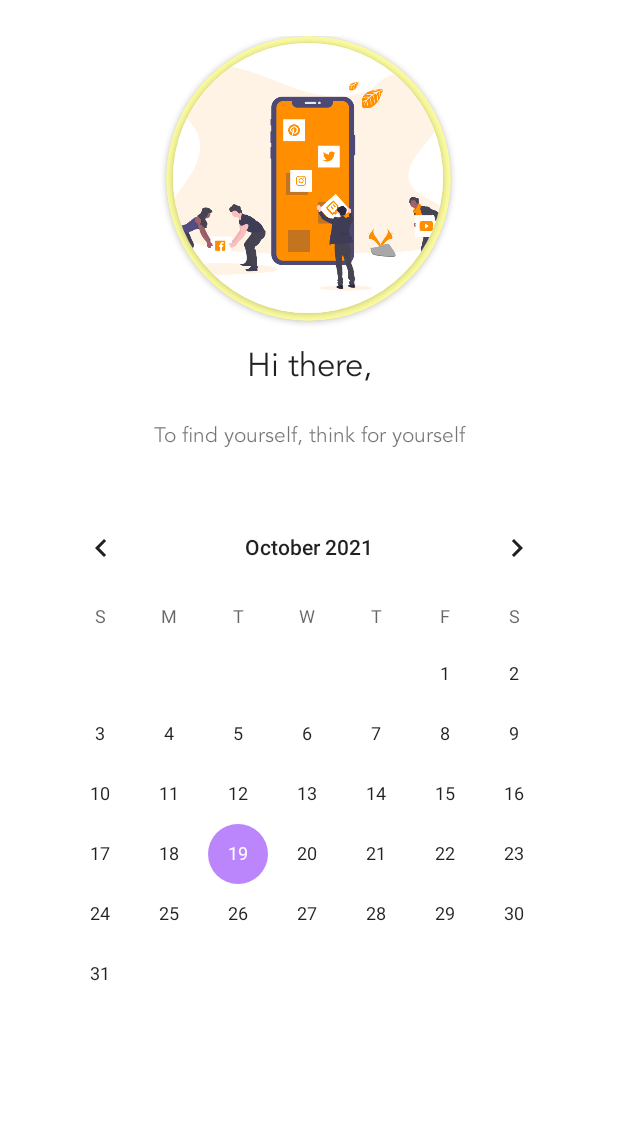
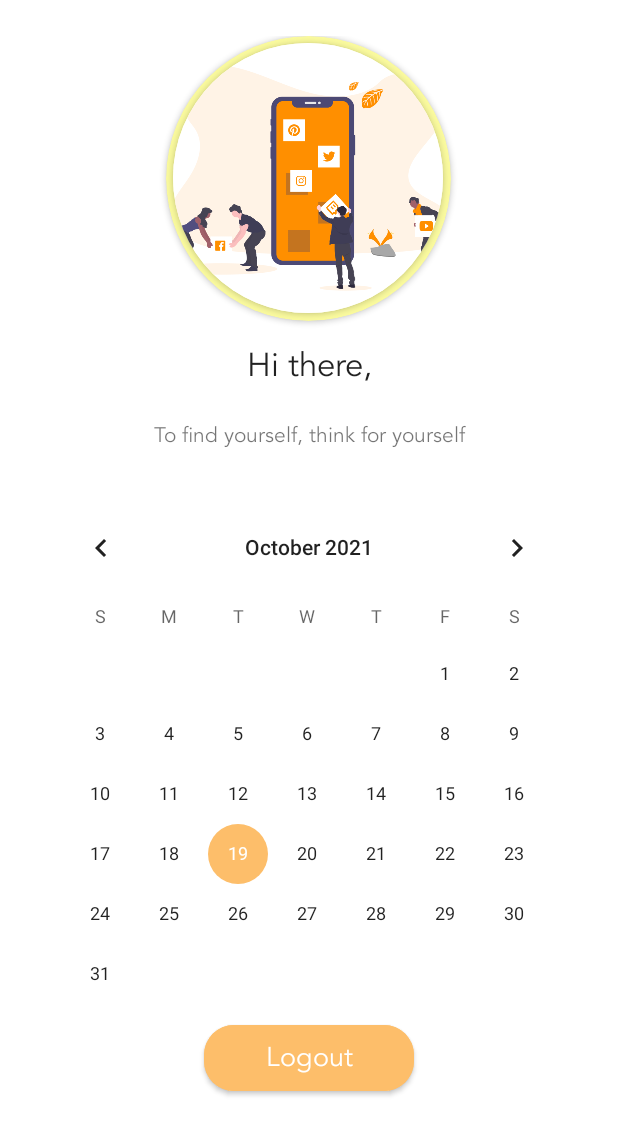
Before and after one commit to ganzorig/MeditationApp, an Android app: the fragment AboutFragment shown on its own in the app's theme, on a phone screen of 412 x 824 dp. Shown: the top 1135 px of the screen. Run offline under Robolectric (Android 15) with nearby library versions, the light colour scheme and no system bars; our stand-ins replace Firebase (no records; nobody signed in at launch, a user with empty details on screens opened directly); 1 statement that could not run was skipped.

Commit message:
add logout button on about tab. close #17

```diff
--- a/app/src/main/java/com/miu/meditationapp/MainActivity.kt
+++ b/app/src/main/java/com/miu/meditationapp/MainActivity.kt
@@ -2,6 +2,7 @@ package com.miu.meditationapp
 
 import androidx.appcompat.app.AppCompatActivity
 import android.os.Bundle
+import androidx.viewpager.widget.ViewPager
 import com.miu.meditationapp.ui.main.AboutFragment
 import com.miu.meditationapp.ui.main.HomeFragment
 import com.miu.meditationapp.ui.main.ForumFragment
@@ -25,6 +26,7 @@ class MainActivity : AppCompatActivity() {
 
         viewPager.adapter = adapter
 
+
         tabs.setupWithViewPager(viewPager)
 
         tabs.getTabAt(0)!!.setIcon(R.drawable.home)
--- a/app/src/main/java/com/miu/meditationapp/ui/main/AboutFragment.kt
+++ b/app/src/main/java/com/miu/meditationapp/ui/main/AboutFragment.kt
@@ -1,10 +1,13 @@
 package com.miu.meditationapp.ui.main
 
+import android.content.Intent
 import android.os.Bundle
 import androidx.fragment.app.Fragment
 import android.view.LayoutInflater
 import android.view.View
 import android.view.ViewGroup
+import com.google.firebase.auth.FirebaseAuth
+import com.miu.meditationapp.LoginActivity
 import com.miu.meditationapp.R
 import kotlinx.android.synthetic.main.fragment_about.view.*
 import java.util.*
@@ -20,6 +23,12 @@ class AboutFragment : Fragment() {
         val calendar = Calendar.getInstance()
         view.cal.date = calendar.timeInMillis
 
+        view.logout.setOnClickListener {
+            FirebaseAuth.getInstance().signOut();
+            startActivity(Intent(context, LoginActivity::class.java))
+            activity?.finish()
+        }
+
         return view
     }
 }
--- a/app/src/main/res/layout/fragment_about.xml
+++ b/app/src/main/res/layout/fragment_about.xml
@@ -64,6 +64,19 @@
                 android:id="@+id/cal"
                 android:layout_width="match_parent"
                 android:layout_height="match_parent" />
+
+            <com.google.android.material.button.MaterialButton
+                android:id="@+id/logout"
+                android:layout_width="140dp"
+                android:layout_height="56dp"
+                android:layout_gravity="center"
+                android:layout_weight="1"
+                android:textAllCaps="false"
+                app:cornerRadius="20dp"
+                android:layout_margin="8dp"
+                android:textAppearance="@style/TextAppearance.AppCompat.Medium"
+                android:backgroundTint="@color/orange_300"
+                android:text="Logout" />
         </LinearLayout>
     </ScrollView>
 </FrameLayout>
--- a/app/src/main/res/values/themes.xml
+++ b/app/src/main/res/values/themes.xml
@@ -6,8 +6,8 @@
         <item name="colorPrimaryVariant">@color/green_800</item>
         <item name="colorOnPrimary">@color/white</item>
         <!-- Secondary brand color. -->
-        <item name="colorSecondary">@color/purple_200</item>
-        <item name="colorSecondaryVariant">@color/purple_500</item>
+        <item name="colorSecondary">@color/orange_300</item>
+        <item name="colorSecondaryVariant">@color/orange_500</item>
         <item name="colorOnSecondary">@color/black</item>
         <!-- Status bar color. -->
         <item name="android:statusBarColor" tools:targetApi="l">?attr/colorPrimaryVariant</item>
```
